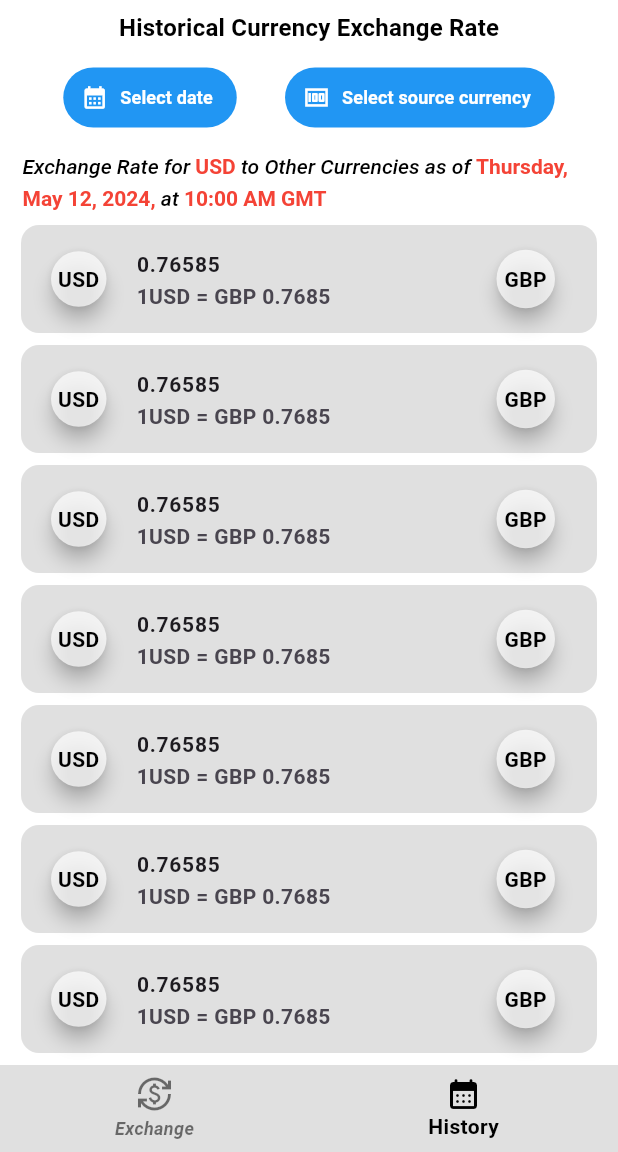
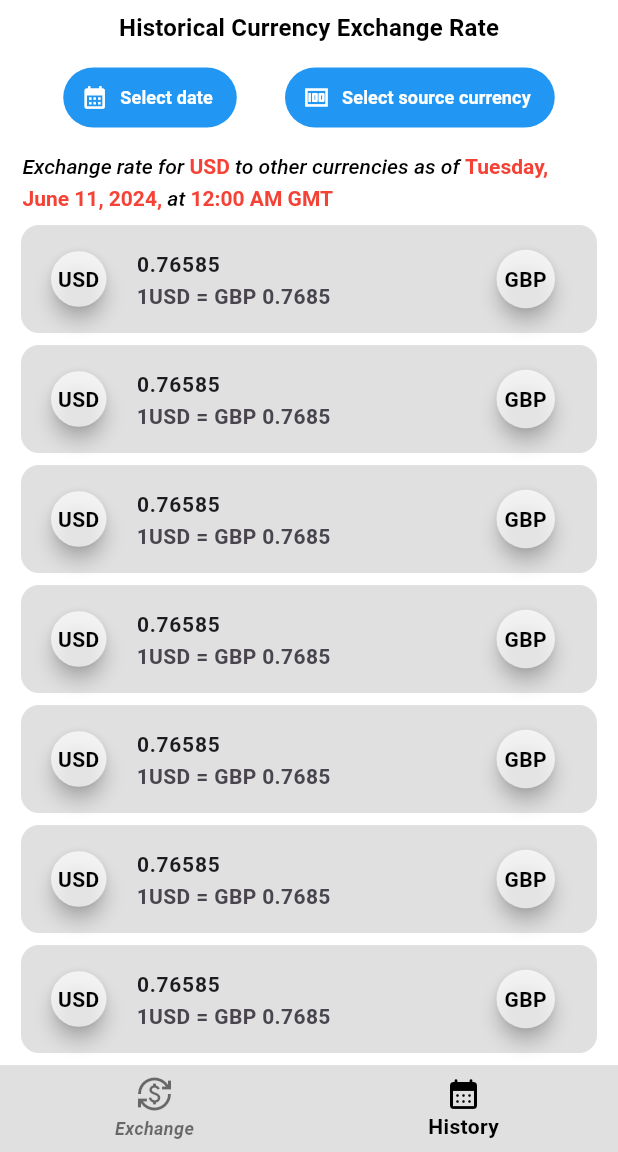
Before and after one commit to DevAdedoyin/RateMateApp, a Flutter app: the DashboardScreen screen opened by its route, item 2 of the bottom bar chosen, after a tap on "Select date", on a phone screen of 412 x 824 dp, the part 84-1236 px from its top. Run offline on Flutter 3.47's test engine with Material 3 defaults, Android fonts, the phone set to English and light mode, and no system bars; our stand-ins replace flutter_dotenv, flutter_riverpod, font_awesome_flutter, go_router; missing offline and left inert: date_picker_plus, onscreen_keyboard, virtual_keyboard_multi_language; network calls fail; Roboto replaces fonts that are missing (Poppins); statements that could not run were skipped.

Commit message:
Historic date picker done

```diff
--- a/lib/src/common/date_picker.dart
+++ b/lib/src/common/date_picker.dart
@@ -2,9 +2,11 @@ import 'package:currnverter/src/constants/colors.dart';
 import 'package:date_picker_plus/date_picker_plus.dart';
 import 'package:flutter/cupertino.dart';
 import 'package:flutter/material.dart';
+import 'package:intl/intl.dart';
 
 class CurrencyDatePicker {
-  static Future selectDate(BuildContext context) async {
+  static Future<Map<String, String>> selectDate(BuildContext context) async {
+    Map<String, String> selectedDate = {"date": "", "time": ""};
     final date = await showDatePickerDialog(
       context: context,
       initialDate: DateTime.now(),
@@ -12,6 +14,7 @@ class CurrencyDatePicker {
       maxDate: DateTime.now(),
       width: 300,
       height: 300,
+      barrierDismissible: false,
       currentDate: DateTime.now(),
       selectedDate: DateTime(2022, 10, 16),
       currentDateDecoration: const BoxDecoration(
@@ -36,5 +39,25 @@ class CurrencyDatePicker {
       splashRadius: 40,
       centerLeadingDate: true,
     );
+    print("DATE $date");
+    String strDate = date.toString();
+    // Parse the original date string
+    DateTime dateTime = DateTime.parse(strDate);
+
+    // Convert to desired time zone (GMT/UTC)
+    // dateTime = dateTime.toUtc();
+
+    // Create a DateFormat for the desired output format
+    DateFormat dateFormatter = DateFormat('EEEE, MMMM d, y');
+    DateFormat timeFormatter = DateFormat('hh:mm a \'GMT\'');
+
+    // Format the DateTime object separately for date and time
+    String formattedDate = dateFormatter.format(dateTime);
+    String formattedTime = timeFormatter.format(dateTime);
+
+    // Print or use the formatted strings
+    print('Date: $formattedDate'); // Output: Date: Sunday, June 2, 2024
+    print('Time: $formattedTime'); // Output: Time: 01:00 AM GMT
+    return {"date": formattedDate, "time": formattedTime};
   }
 }
--- /dev/null
+++ b/lib/src/features/currency_exchange/data/repositories/history_repo.dart
@@ -0,0 +1,18 @@
+
+
+
+import 'package:flutter_riverpod/flutter_riverpod.dart';
+
+final historyBaseCurrency = StateProvider<Map<String, String>>(
+        (ref) => {"currency": "USD", "flag": "🇺🇸"});
+
+final historyTargetCurrencies = StateProvider<Map<String, String>>(
+        (ref) => {"currency": "GBP", "flag": "🇬🇧"});
+
+final targetValues = StateProvider<double>((ref) => 0.79);
+
+final selectedDate = StateProvider<String>(
+        (ref) => "");
+
+final selectedTime = StateProvider<String>(
+        (ref) => "");
--- a/lib/src/features/currency_exchange/presentation/history_screen.dart
+++ b/lib/src/features/currency_exchange/presentation/history_screen.dart
@@ -2,17 +2,60 @@ import 'package:currnverter/src/constants/colors.dart';
 import 'package:currnverter/src/constants/sizing/gaps.dart';
 import 'package:flutter/material.dart';
 import 'package:flutter_riverpod/flutter_riverpod.dart';
+import 'package:intl/intl.dart';
+import '../../../common/date_picker.dart';
+import '../data/repositories/history_repo.dart';
 
-import '../../../common/date_picker.dart';
 
-class HistoryScreen extends ConsumerWidget {
+class HistoryScreen extends ConsumerStatefulWidget {
   const HistoryScreen({super.key});
 
   @override
-  Widget build(BuildContext context, WidgetRef ref) {
+  ConsumerState<ConsumerStatefulWidget> createState() => _HistoryScreenState();
+}
+
+class _HistoryScreenState extends ConsumerState<HistoryScreen> {
+
+  String historicDate = "";
+  String historicTime = "";
+
+  @override
+  void initState() {
+    // TODO: implement initState
+    super.initState();
+    generateDateTime();
+  }
+
+  void generateDateTime(){
+    // Get the current date and time
+    DateTime now = DateTime.now();
+
+    // Subtract one day to get yesterday's date
+    DateTime yesterday = now.subtract(Duration(days: 1));
+
+    // Format the date as "Thursday, May 12, 2024"
+    String formattedDate = DateFormat('EEEE, MMMM d, y').format(yesterday);
+
+    // Format the time as "00:00 AM GMT"
+    // Assuming you want a specific time (10:00 AM) instead of the current time
+    DateTime specificTimeYesterday = DateTime(yesterday.year, yesterday.month, yesterday.day, 00, 0);
+    String formattedTime = DateFormat('h:mm a').format(specificTimeYesterday) + ' GMT';
+
+    // Print the formatted date and time
+    print('date: $formattedDate,');
+    print('time: $formattedTime');
+
+    historicDate = formattedDate;
+    historicTime = formattedTime;
+  }
+
+  @override
+  Widget build(BuildContext context) {
     Size size = MediaQuery.of(context).size;
     TextTheme textTheme = Theme.of(context).textTheme;
     bool isDarkMode = Theme.of(context).brightness == Brightness.dark;
+    final selectedDate_ = ref.watch(selectedDate);
+    final selectedTime_ = ref.watch(selectedTime);
 
     return Padding(
       padding: const EdgeInsets.only(top: 2, left: 10, right: 10),
@@ -37,8 +80,11 @@ class HistoryScreen extends ConsumerWidget {
                       backgroundColor:
                           MaterialStateProperty.all(AppColors.primaryColors),
                     ),
-                    onPressed: () {
-                      CurrencyDatePicker.selectDate(context);
+                    onPressed: () async {
+                      Map<String, String> selectedDateTime = {"date": "", "time": ""};
+                      selectedDateTime = await CurrencyDatePicker.selectDate(context);
+                      ref.read(selectedDate.notifier).state = selectedDateTime["date"]!;
+                      ref.read(selectedTime.notifier).state = selectedDateTime["time"]!;
                     },
                     icon: const Icon(
                       Icons.calendar_month,
@@ -76,25 +122,25 @@ class HistoryScreen extends ConsumerWidget {
                       height: 1.5,
                       fontWeight: FontWeight.w500,
                       fontStyle: FontStyle.italic),
-                  children: const [
-                    TextSpan(text: "Exchange Rate for "),
-                    TextSpan(
+                  children:  [
+                    const TextSpan(text: "Exchange rate for "),
+                    const  TextSpan(
                         text: "USD ",
                         style: TextStyle(
                             fontWeight: FontWeight.bold,
                             color: Colors.red,
                             fontStyle: FontStyle.normal)),
-                    TextSpan(text: "to Other Currencies as of "),
+                    const   TextSpan(text: "to other currencies as of "),
                     TextSpan(
-                        text: "Thursday, May 12, 2024, ",
-                        style: TextStyle(
+                        text: "${selectedDate_ == "" ? historicDate : selectedDate_}, ",
+                        style: const TextStyle(
                             fontWeight: FontWeight.bold,
                             color: Colors.red,
                             fontStyle: FontStyle.normal)),
-                    TextSpan(text: "at "),
+                    const   TextSpan(text: "at "),
                     TextSpan(
-                        text: "10:00 AM GMT",
-                        style: TextStyle(
+                        text: selectedTime_ == "" ? historicTime : selectedTime_,
+                        style:const TextStyle(
                             fontWeight: FontWeight.bold,
                             color: Colors.red,
                             fontStyle: FontStyle.normal))
--- a/pubspec.yaml
+++ b/pubspec.yaml
@@ -43,6 +43,7 @@ dependencies:
   onscreen_keyboard: ^1.0.3
   date_picker_plus: ^4.0.0
   font_awesome_flutter: ^10.7.0
+  intl: ^0.19.0
 
 dev_dependencies:
   flutter_test:
```
Also changed, not shown: pubspec.lock.
